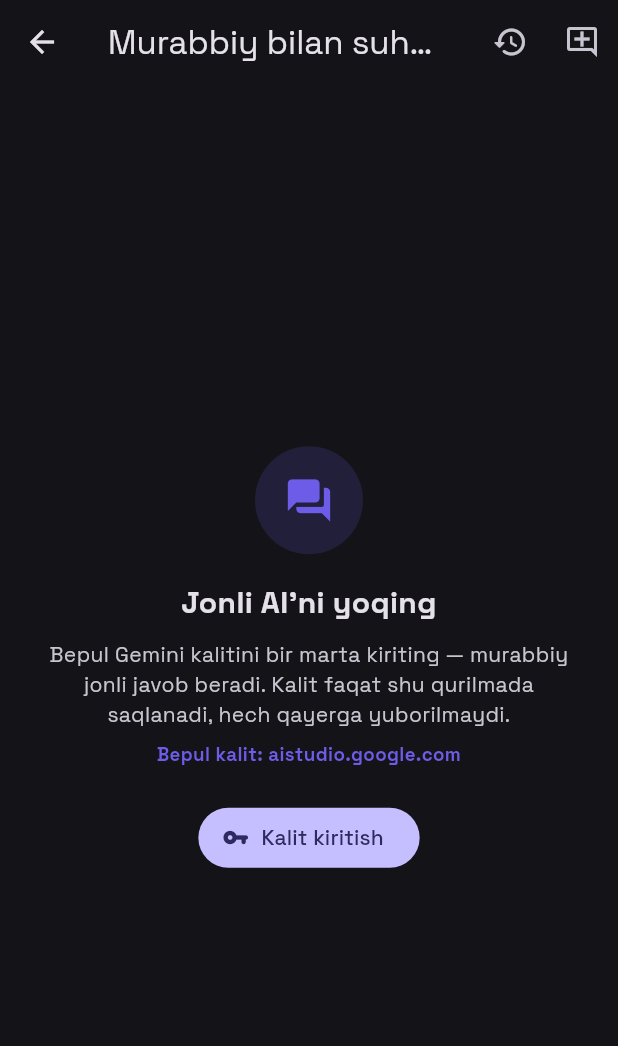
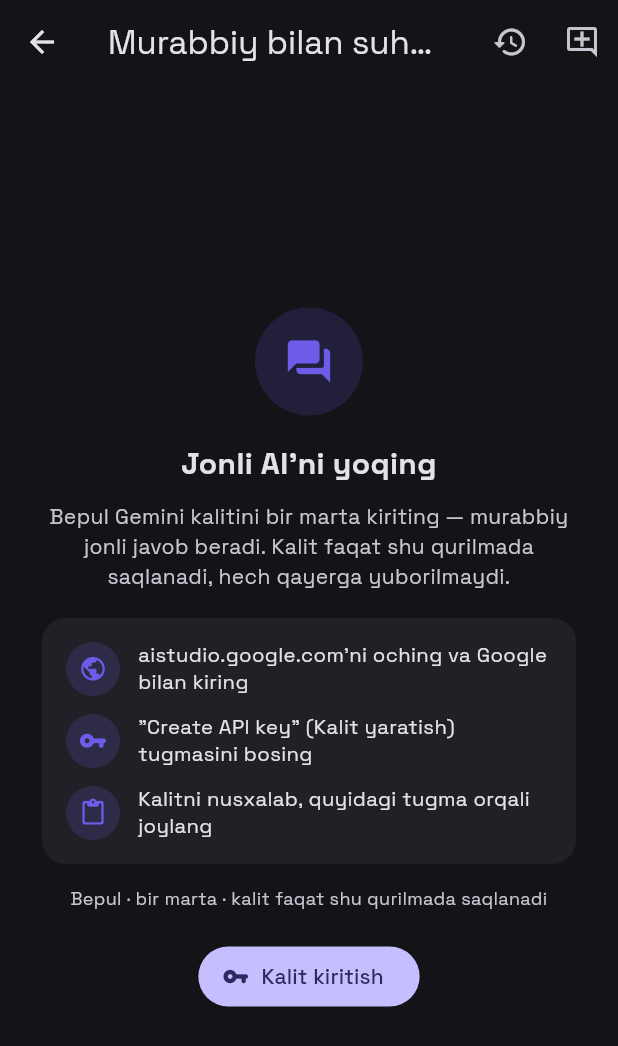
Before and after one commit to jahongirmath08-design/focus_ai, a Flutter app: the CoachChatScreen screen opened directly, on a phone screen of 412 x 824 dp. Shown: the top 1046 px of the screen. Run offline on Flutter 3.47's test engine with Material 3 defaults, Android fonts, the light colour scheme and no system bars; our stand-ins replace fl_chart, flutter_riverpod, hive_ce_flutter, image_picker, sensors_plus, speech_to_text; accounts and stored records are empty.

Commit message:
feat: ovozli kiritish (speech_to_text) + qo'shish rejimi

```diff
--- a/lib/core/l10n/l10n.dart
+++ b/lib/core/l10n/l10n.dart
@@ -474,6 +474,14 @@
     'Привет! Я твой наставник по фокусу. Спрашивай о привычках, '
         'расписании или мотивации.',
   );
+  String get chatWelcomeAnalysis => _p(
+    "Salom! Men statistika tahlilchingizman. Diqqat ma'lumotlaringizni "
+        "ko'rib, aniq va amaliy maslahatlar beraman.",
+    "Hi! I'm your stats analyst. I'll review your focus data and give you "
+        'specific, practical advice.',
+    'Привет! Я твой аналитик. Изучу твои данные о фокусе и дам конкретные '
+        'практичные советы.',
+  );
   String get chatAnalyzePrompt => _p(
     "Mening diqqat statistikamni tahlil qil va 3 ta aniq, amaliy maslahat ber.",
     'Analyze my focus stats and give me 3 specific, practical tips.',
@@ -508,6 +516,11 @@
   String get chatCopied => _p('Nusxalandi', 'Copied', 'Скопировано');
   String get chatVoiceHint => _p('Gapiring…', 'Speak…', 'Говорите…');
   String get chatListening => _p('Tinglayapman…', 'Listening…', 'Слушаю…');
+  String get chatMicUnavailable => _p(
+    'Mikrofon ishlamadi yoki ruxsat berilmadi.',
+    'Microphone unavailable or permission denied.',
+    'Микрофон недоступен или нет разрешения.',
+  );
   String get chatImageBadge => _p('Rasm', 'Image', 'Изображение');
   String get chatAttachImage =>
       _p('Rasm biriktirish', 'Attach image', 'Прикрепить изображение');
@@ -528,4 +541,24 @@
       _p('Nomsiz suhbat', 'Untitled chat', 'Без названия');
   String get chatDeleteConv =>
       _p("Suhbatni o'chirish", 'Delete chat', 'Удалить чат');
+  String get chatSetupStep1 => _p(
+    "aistudio.google.com'ni oching va Google bilan kiring",
+    'Open aistudio.google.com and sign in with Google',
+    'Откройте aistudio.google.com и войдите через Google',
+  );
+  String get chatSetupStep2 => _p(
+    '"Create API key" (Kalit yaratish) tugmasini bosing',
+    'Tap "Create API key"',
+    'Нажмите "Create API key"',
+  );
+  String get chatSetupStep3 => _p(
+    'Kalitni nusxalab, quyidagi tugma orqali joylang',
+    'Copy the key and paste it via the button below',
+    'Скопируйте ключ и вставьте его кнопкой ниже',
+  );
+  String get chatSetupNote => _p(
+    'Bepul · bir marta · kalit faqat shu qurilmada saqlanadi',
+    'Free · one-time · the key stays only on this device',
+    'Бесплатно · один раз · ключ хранится только на этом устройстве',
+  );
 }
--- a/lib/features/pro/ui/coach_chat_screen.dart
+++ b/lib/features/pro/ui/coach_chat_screen.dart
@@ -2,6 +2,7 @@
 import 'package:flutter/services.dart';
 import 'package:flutter_riverpod/flutter_riverpod.dart';
 import 'package:image_picker/image_picker.dart';
+import 'package:speech_to_text/speech_to_text.dart';
 
 import '../../../core/l10n/l10n.dart';
 import '../../../core/state/app_settings.dart';
@@ -49,9 +50,15 @@
   bool _autoStarted = false;
   String? _convId;
   bool _loaded = false;
+  final SpeechToText _speech = SpeechToText();
+  bool _speechReady = false;
+  bool _listening = false;
+  String _speechBase =
+      ''; // mikrofon boshlangandagi mavjud matn (ustiga qo'shamiz)
 
   @override
   void dispose() {
+    _speech.cancel();
     _controller.dispose();
     _scroll.dispose();
     super.dispose();
@@ -241,6 +248,58 @@
     return 'image/jpeg';
   }
 
+  /// Mikrofon: gapni matnga aylantiradi (jonli, tilga mos). Web brauzer mic
+  /// so'raydi; Android'da RECORD_AUDIO ruxsatini speech_to_text o'zi so'raydi.
+  Future<void> _toggleMic() async {
+    if (_listening) {
+      await _speech.stop();
+      if (mounted) setState(() => _listening = false);
+      return;
+    }
+    if (!_speechReady) {
+      _speechReady = await _speech.initialize(
+        onStatus: (s) {
+          if ((s == 'done' || s == 'notListening') && mounted) {
+            setState(() => _listening = false);
+          }
+        },
+        onError: (_) {
+          if (mounted) setState(() => _listening = false);
+        },
+      );
+    }
+    if (!_speechReady) {
+      if (mounted) {
+        ScaffoldMessenger.of(context).showSnackBar(
+          SnackBar(content: Text(ref.read(l10nProvider).chatMicUnavailable)),
+        );
+      }
+      return; // mikrofon yo'q yoki ruxsat berilmadi
+    }
+    final locale = switch (ref.read(languageProvider)) {
+      AppLanguage.uz => 'uz_UZ',
+      AppLanguage.en => 'en_US',
+      AppLanguage.ru => 'ru_RU',
+    };
+    final base = _controller.text.trim();
+    _speechBase = base.isEmpty ? '' : '$base ';
+    HapticFeedback.selectionClick();
+    setState(() => _listening = true);
+    await _speech.listen(
+      onResult: (r) {
+        if (!mounted) return;
+        final text = _speechBase + r.recognizedWords;
+        setState(() {
+          _controller.value = TextEditingValue(
+            text: text,
+            selection: TextSelection.collapsed(offset: text.length),
+          );
+        });
+      },
+      localeId: locale,
+    );
+  }
+
   Future<void> _enterKey() async {
     final t = ref.read(l10nProvider);
     final controller = TextEditingController(text: ref.read(geminiKeyProvider));
@@ -368,7 +427,9 @@
     final scheme = Theme.of(context).colorScheme;
     final items = <Widget>[
       _Bubble(
-        text: t.chatWelcome,
+        text: widget.category == 'analysis'
+            ? t.chatWelcomeAnalysis
+            : t.chatWelcome,
         fromUser: false,
         copyLabel: t.chatCopy,
         copiedLabel: t.chatCopied,
@@ -440,6 +501,14 @@
                       color: AppColors.accent,
                       onPressed: _sending ? null : _pickImage,
                     ),
+                    IconButton(
+                      icon: Icon(
+                        _listening ? Icons.mic_rounded : Icons.mic_none_rounded,
+                      ),
+                      tooltip: t.chatVoiceHint,
+                      color: _listening ? Colors.redAccent : AppColors.accent,
+                      onPressed: _sending ? null : _toggleMic,
+                    ),
                     Expanded(
                       child: TextField(
                         controller: _controller,
@@ -448,7 +517,9 @@
                         maxLines: 4,
                         onSubmitted: _send,
                         decoration: InputDecoration(
-                          hintText: t.chatInputHint,
+                          hintText: _listening
+                              ? t.chatListening
+                              : t.chatInputHint,
                           filled: true,
                           fillColor: scheme.surfaceContainerHighest.withValues(
                             alpha: 0.4,
@@ -525,17 +596,34 @@
                 color: scheme.onSurfaceVariant,
               ),
             ),
-            const SizedBox(height: 8),
-            Text(
-              t.chatGetKeyHint,
-              textAlign: TextAlign.center,
-              style: TextStyle(
-                fontSize: 12.5,
-                fontWeight: FontWeight.w600,
-                color: AppColors.accent,
+            const SizedBox(height: 18),
+            Container(
+              padding: const EdgeInsets.all(16),
+              decoration: BoxDecoration(
+                color: scheme.surfaceContainerHighest.withValues(alpha: 0.4),
+                borderRadius: BorderRadius.circular(16),
+              ),
+              child: Column(
+                crossAxisAlignment: CrossAxisAlignment.start,
+                children: [
+                  _StepRow(icon: Icons.public_rounded, text: t.chatSetupStep1),
+                  const SizedBox(height: 12),
+                  _StepRow(icon: Icons.vpn_key_rounded, text: t.chatSetupStep2),
+                  const SizedBox(height: 12),
+                  _StepRow(
+                    icon: Icons.content_paste_rounded,
+                    text: t.chatSetupStep3,
+                  ),
+                ],
               ),
             ),
-            const SizedBox(height: 22),
+            const SizedBox(height: 14),
+            Text(
+              t.chatSetupNote,
+              textAlign: TextAlign.center,
+              style: TextStyle(fontSize: 12, color: scheme.onSurfaceVariant),
+            ),
+            const SizedBox(height: 20),
             FilledButton.icon(
               onPressed: onEnter,
               icon: const Icon(Icons.vpn_key_rounded, size: 18),
@@ -544,6 +632,44 @@
           ],
         ),
       ),
+    );
+  }
+}
+
+/// Kalit olish yo'riqnomasi uchun bitta raqamli qadam qatori.
+class _StepRow extends StatelessWidget {
+  const _StepRow({required this.icon, required this.text});
+
+  final IconData icon;
+  final String text;
+
+  @override
+  Widget build(BuildContext context) {
+    final scheme = Theme.of(context).colorScheme;
+    return Row(
+      children: [
+        Container(
+          width: 36,
+          height: 36,
+          alignment: Alignment.center,
+          decoration: BoxDecoration(
+            color: AppColors.accent.withValues(alpha: 0.18),
+            shape: BoxShape.circle,
+          ),
+          child: Icon(icon, color: AppColors.accent, size: 19),
+        ),
+        const SizedBox(width: 12),
+        Expanded(
+          child: Text(
+            text,
+            style: TextStyle(
+              fontSize: 13.5,
+              height: 1.3,
+              color: scheme.onSurface,
+            ),
+          ),
+        ),
+      ],
     );
   }
 }
--- a/pubspec.yaml
+++ b/pubspec.yaml
@@ -41,6 +41,7 @@
   sensors_plus: ^7.0.0
   http: ^1.2.0
   image_picker: ^1.1.2
+  speech_to_text: ^7.0.0
 
 dev_dependencies:
   flutter_test:
```
Also changed, not shown: pubspec.lock, 2 other files.
